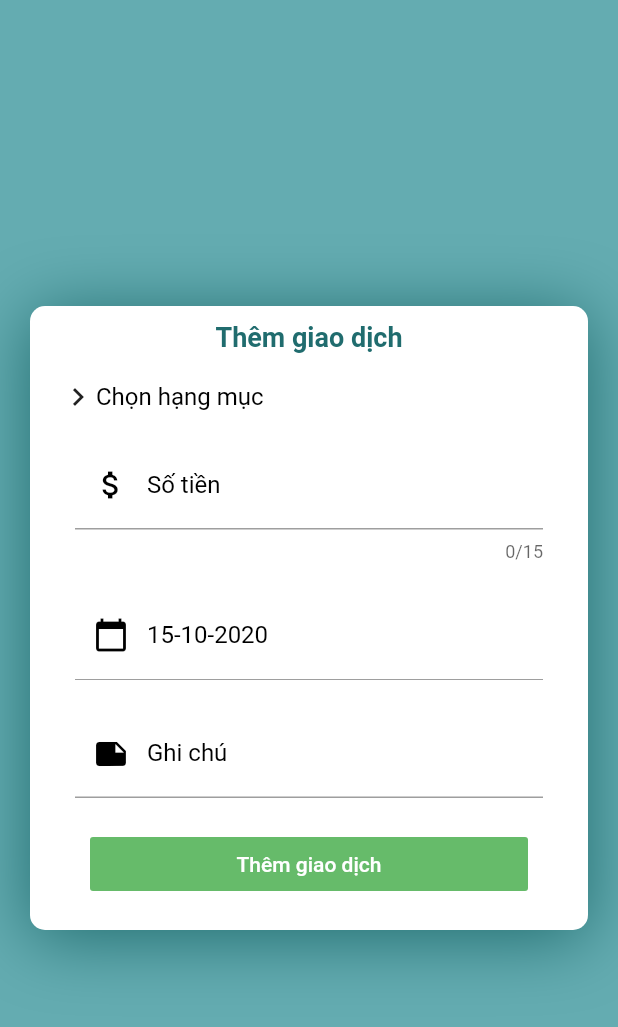
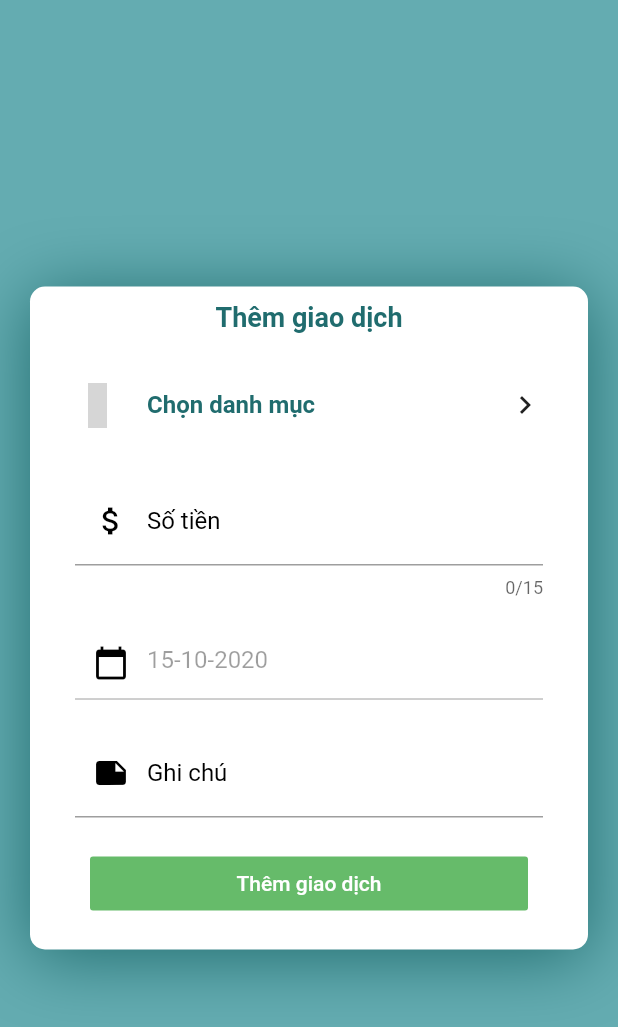
Before and after one commit to TaiTrien/MoneyMe---Practice, a Flutter app: the AddTransactionScreen screen opened by its route, after a tap on "Thêm giao dịch", on a phone screen of 412 x 824 dp. Shown: the top 1027 px of the screen. Run offline on Flutter 3.47's test engine with Material 2 defaults, Android fonts, the phone set to English and light mode, and no system bars; our stand-ins replace bloc, connectivity, fancy_bottom_navigation, flutter_bloc, flutter_secure_storage, fluttertoast and 3 more; accounts and stored records are empty; network calls fail; grey boxes are pictures that could not be loaded.

Commit message:
feat: setup transaction api

```diff
--- a/MoneyMe/lib/models/transaction.dart
+++ b/MoneyMe/lib/models/transaction.dart
@@ -13,7 +13,7 @@ class Transaction {
 
   Transaction({String date, String desc, String price, String tagID})
       : _date = date,
-        _desc = date,
+        _desc = desc,
         _price = price,
         _tagID = tagID;
 
--- a/MoneyMe/lib/screens/categories/categories_controller.dart
+++ b/MoneyMe/lib/screens/categories/categories_controller.dart
@@ -72,6 +72,11 @@ class CategoriesController {
     }
   }
 
+  onTap(Tag tag) {
+    Navigator.pop(context);
+    _tagBloc.add(SelectTag(tag));
+  }
+
   get seperatedTagsList => this.tagMap;
   get revenues => this.revenueMap;
   get expenses => this.expenseMap;
--- a/MoneyMe/lib/screens/categories/categories_screen.dart
+++ b/MoneyMe/lib/screens/categories/categories_screen.dart
@@ -58,10 +58,12 @@ class CategoriesScreen extends StatelessWidget {
             children: [
               TagsListView(
                 tags: controller.revenues,
+                onTap: controller.onTap,
               ),
               TagsListView(
                 tags: controller.expenses,
                 jarsList: controller.jarsList,
+                onTap: controller.onTap,
               ),
             ],
           ),
--- a/MoneyMe/lib/screens/categories/components/tag_row.dart
+++ b/MoneyMe/lib/screens/categories/components/tag_row.dart
@@ -10,6 +10,7 @@ import 'package:material_design_icons_flutter/material_design_icons_flutter.dart
 class TagRow extends StatelessWidget {
   final String jarName;
   final Tag tagParent;
+  final Function onTap;
 
   final List<Tag> childTagsList;
   final List<Jar> jarsList;
@@ -20,6 +21,7 @@ class TagRow extends StatelessWidget {
     this.jarsList,
     this.jarName,
     this.tagParent,
+    this.onTap,
   }) : super(key: key);
 
   @override
--- a/MoneyMe/lib/screens/categories/components/tags_list_view.dart
+++ b/MoneyMe/lib/screens/categories/components/tags_list_view.dart
@@ -1,16 +1,19 @@
 import 'package:MoneyMe/constants.dart';
 import 'package:MoneyMe/models/jar.dart';
+import 'package:MoneyMe/models/tag.dart';
 import 'package:MoneyMe/screens/categories/components/tag_row.dart';
 import 'package:flutter/material.dart';
 
 class TagsListView extends StatelessWidget {
   final Map<int, Map<String, dynamic>> tags;
   final List<Jar> jarsList;
+  final Function onTap;
 
   const TagsListView({
     Key key,
     @required this.tags,
     this.jarsList,
+    this.onTap,
   }) : super(key: key);
   @override
   Widget build(BuildContext context) {
@@ -35,6 +38,7 @@ class TagsListView extends StatelessWidget {
               itemCount: tags.length,
               itemBuilder: (context, index) {
                 return TagRow(
+                  onTap: onTap,
                   tagParent: tags[index]['parent'],
                   jarName: (jarsList == null)
                       ? ''
--- a/MoneyMe/lib/screens/transaction/add/add_controller.dart
+++ b/MoneyMe/lib/screens/transaction/add/add_controller.dart
@@ -1,19 +1,17 @@
+import 'package:MoneyMe/api/transaction_api.dart';
 import 'package:MoneyMe/blocs/tag/tag_bloc.dart';
-import 'package:MoneyMe/constants.dart';
-import 'package:MoneyMe/screens/categories/components/tag_row_child.dart';
-import 'package:flutter/cupertino.dart';
+import 'package:MoneyMe/models/transaction.dart';
+
 import 'package:flutter/material.dart';
 import 'package:flutter_bloc/flutter_bloc.dart';
-import 'package:material_design_icons_flutter/material_design_icons_flutter.dart';
 
 class AddController {
   BuildContext context;
-  // ignore: close_sinks
   TagBloc _tagBloc;
   AddController({this.context}) {
     _tagBloc = BlocProvider.of<TagBloc>(context);
   }
-
+  final dateController = TextEditingController();
   final noteController = TextEditingController();
   final moneyController = TextEditingController();
 
@@ -21,33 +19,13 @@ class AddController {
     Navigator.pushNamed(context, '/categoriesScreen');
   }
 
-  Widget titleBtn() {
-    if (_tagBloc.state.selectedTag == null)
-      return Text(
-        'Chọn hạng mục',
-        style: TextStyle(
-          color: Colors.black,
-          fontSize: 16,
-        ),
-      );
-    return ListTile(
-      onTap: toCategoriesScreen,
-      contentPadding: EdgeInsets.only(right: 12),
-      leading: Container(
-        height: double.infinity,
-        width: 30.0,
-        child: Icon(
-          MdiIcons.fromString(_tagBloc.state.selectedTag.icon.substring(4)),
-          color: kPrimaryColor,
-          size: 30.0,
-        ),
-      ),
-      title: Text(
-        title,
-        style: kTitleTextStyle.copyWith(fontSize: 16.0),
-      ),
-    );
+  handleAddTransaction() async {
+    String date = dateController.text.trim();
+    String desc = noteController.text.trim();
+    String price = moneyController.text.trim();
+    String tagID = _tagBloc.state.selectedTag.tagID;
+
+    Transaction transaction = new Transaction(date: date, desc: desc, price: price, tagID: tagID);
+    var data = await TransactionApi.spend(transaction);
   }
-
-  get title => titleBtn();
 }
--- a/MoneyMe/lib/screens/transaction/add/add_screen.dart
+++ b/MoneyMe/lib/screens/transaction/add/add_screen.dart
@@ -3,19 +3,22 @@ import 'package:MoneyMe/constants.dart';
 import 'package:MoneyMe/screens/account/components/inkwell_btn.dart';
 import 'package:MoneyMe/screens/auth/components/custom_textfield.dart';
 import 'package:MoneyMe/screens/transaction/add/add_controller.dart';
+import 'package:MoneyMe/screens/transaction/add/components/tag_button.dart';
 import 'package:MoneyMe/screens/transaction/components/custom_datetime_picker.dart';
 import 'package:MoneyMe/screens/transaction/components/transaction_textfield.dart';
 import 'package:flutter_bloc/flutter_bloc.dart';
 import 'package:mask_text_input_formatter/mask_text_input_formatter.dart';
 
 import 'package:flutter/material.dart';
+import 'package:material_design_icons_flutter/material_design_icons_flutter.dart';
 
 var currencyMask = new MaskTextInputFormatter(mask: '###,###,###,###');
 
 class AddTransactionScreen extends StatelessWidget {
   @override
   Widget build(BuildContext context) {
-    var controller = new AddController(context: context);
+    final controller = AddController(context: context);
+
     return Material(
       child: SafeArea(
         child: Container(
@@ -55,10 +58,13 @@ class AddTransactionScreen extends StatelessWidget {
                         SizedBox(height: kDefaultPaddingVertical),
                         BlocBuilder<TagBloc, TagState>(
                           builder: (context, state) {
-                            return InkWellBtn(
-                              titleBtn: (state.selectedTag != null) ? state.selectedTag.tagName : 'Chọn hạng mục',
-                              onTap: controller.toCategoriesScreen,
-                              spashColor: kPrimaryColor,
+                            return Container(
+                              padding: EdgeInsets.symmetric(horizontal: 10),
+                              child: TagButton(
+                                onTap: controller.toCategoriesScreen,
+                                title: (state.selectedTag != null) ? state.selectedTag.tagName : 'Chọn danh mục',
+                                iconName: (state.selectedTag != null) ? state.selectedTag.icon.substring(4) : 'menu',
+                              ),
                             );
                           },
                         ),
@@ -76,6 +82,7 @@ class AddTransactionScreen extends StatelessWidget {
                             DateTimePicker(
                               label: 'Chọn thời gian',
                               iconData: Icons.calendar_today,
+                              controller: controller.dateController,
                             ),
                             CustomTextField(
                               label: 'Ghi chú',
@@ -91,7 +98,7 @@ class AddTransactionScreen extends StatelessWidget {
                                 color: Colors.green[400],
                                 textColor: Colors.white,
                                 child: Text('Thêm giao dịch'),
-                                onPressed: () {},
+                                onPressed: controller.handleAddTransaction,
                               ),
                             ),
                           ],
--- /dev/null
+++ b/MoneyMe/lib/screens/transaction/add/components/tag_button.dart
@@ -0,0 +1,51 @@
+import 'package:MoneyMe/constants.dart';
+import 'package:flutter/material.dart';
+import 'package:material_design_icons_flutter/material_design_icons_flutter.dart';
+
+class TagButton extends StatelessWidget {
+  final String iconName;
+  final String title;
+  final Function onTap;
+  const TagButton({
+    Key key,
+    this.iconName,
+    this.title,
+    @required this.onTap,
+  }) : super(key: key);
+
+  @override
+  Widget build(BuildContext context) {
+    return InkWell(
+      splashColor: kPrimaryColor,
+      onTap: onTap,
+      child: Row(
+        mainAxisAlignment: MainAxisAlignment.spaceBetween,
+        children: [
+          Container(
+            width: 200,
+            padding: EdgeInsets.symmetric(vertical: kDefaultPaddingVertical),
+            child: ListTile(
+              contentPadding: EdgeInsets.all(0),
+              leading: Container(
+                width: 30.0,
+                child: Icon(
+                  MdiIcons.fromString(iconName),
+                  color: kPrimaryColor,
+                  size: 30.0,
+                ),
+              ),
+              title: Align(
+                alignment: Alignment(-1.5, 0),
+                child: Text(
+                  title,
+                  style: kTitleTextStyle.copyWith(fontSize: 16.0),
+                ),
+              ),
+            ),
+          ),
+          Icon(Icons.navigate_next),
+        ],
+      ),
+    );
+  }
+}
--- a/MoneyMe/lib/screens/transaction/components/custom_datetime_picker.dart
+++ b/MoneyMe/lib/screens/transaction/components/custom_datetime_picker.dart
@@ -3,13 +3,13 @@ import 'package:flutter/material.dart';
 
 class DateTimePicker extends StatefulWidget {
   final String label;
-  final Function onTap;
   final IconData iconData;
+  final TextEditingController controller;
   const DateTimePicker({
     Key key,
     @required this.label,
-    this.onTap,
     this.iconData,
+    this.controller,
   }) : super(key: key);
 
   @override
@@ -23,6 +23,7 @@ class _DateTimePickerState extends State<DateTimePicker> {
   void initState() {
     super.initState();
     _selectedDate = DateTime.now();
+    widget.controller.text = widget.controller.text = Formatter.format.format(_selectedDate).toString();
   }
 
   @override
@@ -37,11 +38,11 @@ class _DateTimePickerState extends State<DateTimePicker> {
               widget.iconData,
               color: Colors.black,
             ),
-            labelText: Formatter.format.format(_selectedDate).toString(),
             labelStyle: TextStyle(
               color: Colors.black,
             ),
           ),
+          controller: widget.controller,
         ),
       ),
       onTap: () async {
@@ -53,7 +54,14 @@ class _DateTimePickerState extends State<DateTimePicker> {
           helpText: 'Chọn ngày giao dịch',
           cancelText: 'Hủy',
           confirmText: 'Chọn',
-        ).then((value) => setState(() => _selectedDate = value ?? _selectedDate));
+        ).then(
+          (value) => setState(
+            () => {
+              _selectedDate = value ?? _selectedDate,
+              widget.controller.text = Formatter.format.format(_selectedDate).toString(),
+            },
+          ),
+        );
       },
     );
   }
--- a/MoneyMe/lib/screens/transaction/components/transaction_textfield.dart
+++ b/MoneyMe/lib/screens/transaction/components/transaction_textfield.dart
@@ -36,6 +36,7 @@ class _TransactionTextFieldState extends State<TransactionTextField> {
       child: ConstrainedBox(
         constraints: BoxConstraints(maxHeight: 80.0),
         child: TextField(
+          controller: widget.controller,
           inputFormatters: [widget.formatter],
           maxLength: 15,
           cursorColor: widget.color,
```
Also changed, not shown: MoneyMe/lib/api/transaction_api.dart (+30 -0 lines).
